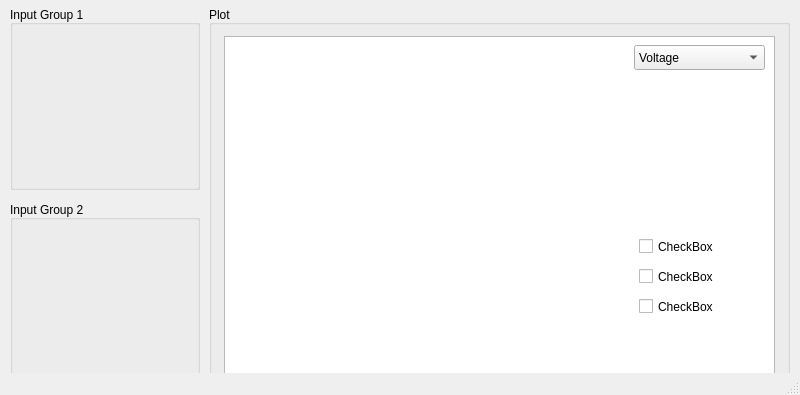
First picture: the form in src/gpt_gui.ui, repository tomgwasira/gpt-gui, before the edit.
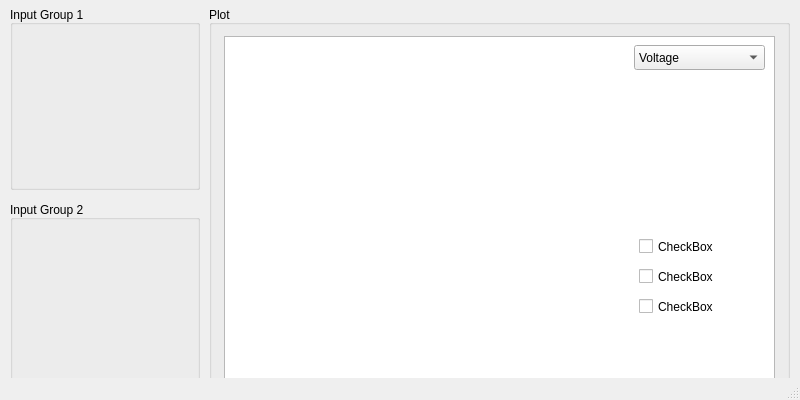
Second picture: the form after the edit. Custom widgets are drawn as their Qt base class.

```diff
--- a/src/gpt_gui.ui
+++ b/src/gpt_gui.ui
@@ -7,7 +7,7 @@
     <x>0</x>
     <y>0</y>
     <width>800</width>
-    <height>395</height>
+    <height>400</height>
    </rect>
   </property>
   <property name="windowTitle">
```
